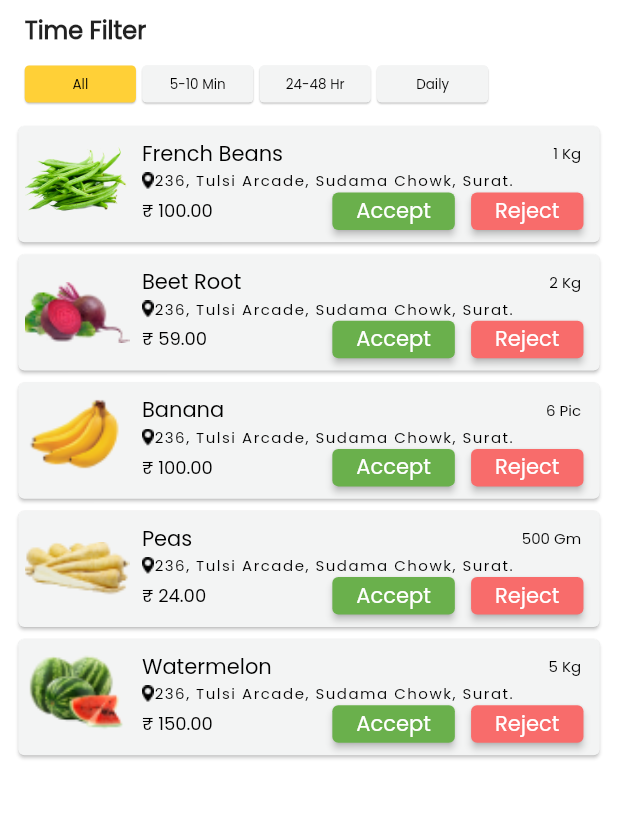
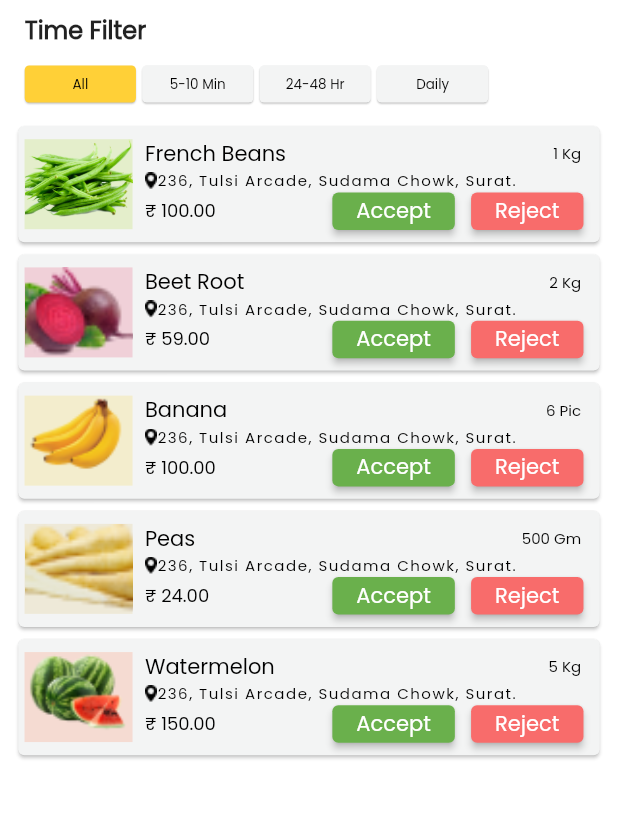
Before and after one commit to Neel-Paghadal/grocery_distributor, a Flutter app: the HomeScreen screen opened directly, after a tap on "Accept", on a phone screen of 412 x 824 dp, the part 205-1024 px from its top. Run offline on Flutter 3.47's test engine with Material 2 defaults, Android fonts, the phone set to English and light mode, and no system bars; our stand-ins replace flutter_svg, get.

Commit message:
add desgin godown stock add desgin user list add dash board add low stock add live order add order details

```diff
--- a/lib/ConstFile/constColor.dart
+++ b/lib/ConstFile/constColor.dart
@@ -7,6 +7,7 @@ class ConstColour {
   static const Color btnHowerColor  = Colors.white60;
   static const Color textPrimary  = Colors.black54;
   static const Color bgColor  = Colors.white;
+  static const Color french =Color(0xffE4EECB);
 
 
 }
--- a/lib/Screens/home_screen.dart
+++ b/lib/Screens/home_screen.dart
@@ -19,6 +19,7 @@ class _HomeScreenState extends State<HomeScreen> {
   List<String> Addresss=["236, Tulsi Arcade, Sudama Chowk, Surat.","236, Tulsi Arcade, Sudama Chowk, Surat.","236, Tulsi Arcade, Sudama Chowk, Surat.","236, Tulsi Arcade, Sudama Chowk, Surat.","236, Tulsi Arcade, Sudama Chowk, Surat."];
   List<String> Price=['₹ 100.00','₹ 59.00','₹ 100.00','₹ 24.00','₹ 150.00',];
   List<String> Kg=["1 Kg","2 Kg","6 Pic","500 Gm","5 Kg"];
+  List<int> color=[0xffE4EECB,0xffF0D0D8,0xffF3EDCD,0xffEEE9D8,0xffF5DBD2];
   int? selectedValueIndex = 1;
 
   final GlobalKey<ScaffoldState> _globalKey=GlobalKey();
@@ -334,10 +335,15 @@ class _HomeScreenState extends State<HomeScreen> {
                                         //mainAxisSize: MainAxisSize.max,
                                         children: [
                                           Container(
+                                            decoration: BoxDecoration(
+                                              color: Color(color[index].toInt()),
+                                            ),
+                                            height: 60,
+                                            width: 72,
                                             child: Image(image: AssetImage(productImage[index].toString(),),
                                               fit: BoxFit.cover,
-                                              // height: 70,
-                                               width: 70,
+                                              height: 45,
+                                              width: 65,
                                             ),
                                           ),
                                           Expanded(
@@ -520,7 +526,9 @@ class _HomeScreenState extends State<HomeScreen> {
                 ),
                 ListTile(
                   leading: Image.asset("assets/Icons/order.png"),
-                  onTap: (){},
+                  onTap: (){
+                    Get.to(LiveorderPage());
+                  },
                   title: Text("Live Orders",
                     style: TextStyle(
                       fontSize: 15,
--- a/lib/Screens/live_order.dart
+++ b/lib/Screens/live_order.dart
@@ -45,6 +45,7 @@ class _LiveorderPageState extends State<LiveorderPage> {
     '₹ 150.00',
   ];
   List<String> Kg = ["1 Kg", "2 Kg", "6 Pic", "500 Gm", "5 Kg"];
+  List<int> color=[0xffE4EECB,0xffF0D0D8,0xffF3EDCD,0xffEEE9D8,0xffF5DBD2];
   int? selectedValueIndex = 1;
   DateTime _selectedDate = DateTime.now();
 
@@ -297,11 +298,15 @@ class _LiveorderPageState extends State<LiveorderPage> {
                                   //mainAxisSize: MainAxisSize.max,
                                   children: [
                                     Container(
-                                      child: Image(image: AssetImage(
-                                        productImage[index].toString(),),
+                                      decoration: BoxDecoration(
+                                        color: Color(color[index].toInt()),
+                                      ),
+                                      height: 60,
+                                      width: 72,
+                                      child: Image(image: AssetImage(productImage[index].toString(),),
                                         fit: BoxFit.cover,
-                                        // height: 70,
-                                        width: 70,
+                                        height: 45,
+                                        width: 65,
                                       ),
                                     ),
                                     Expanded(
--- a/lib/Screens/low_stock.dart
+++ b/lib/Screens/low_stock.dart
@@ -53,6 +53,7 @@ class _lowstockPageState extends State<lowstockPage> {
           Padding(
             padding: EdgeInsets.only(left: deviceWidth*0.02,right: deviceWidth*0.02),
             child: Card(
+              color: Color(0xffFFE4E3),
               //color: Color(0xfFF767533),
               child: Padding(
                 padding: EdgeInsets.only(left: deviceWidth*0.01,bottom: deviceHeight*0.01,right: deviceWidth*0.01,top: deviceHeight*0.01),
```
Also changed, not shown: lib/Screens/order_details.dart (+8 -2 lines), assets/Screenshot (1).png (added).
